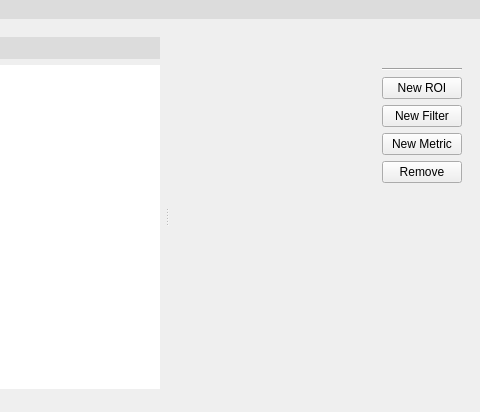
Before: the Qt Designer form gui/ui_files/mainwindow.ui in OSUDSL/pydre, drawn with Qt 5; both pictures show x 220 to 700 and y 0 to 412 of the 700 by 412 pixel window.
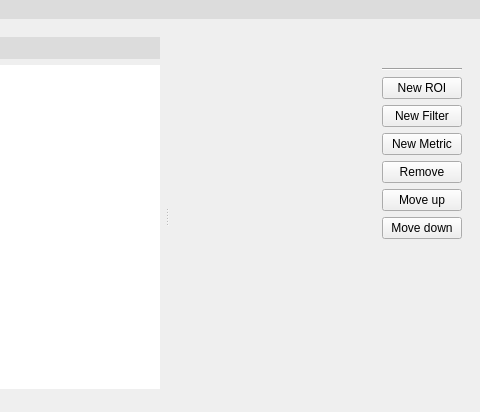
After: the same form once the commit is applied. The open tabs and pages were chosen to show the change. Icons and pictures are not drawn.

Commit message: Added buttons to move items in the project tree up/down

Patch:
```diff
--- a/gui/ui_files/mainwindow.ui
+++ b/gui/ui_files/mainwindow.ui
@@ -337,6 +337,20 @@
                  </property>
                 </widget>
                </item>
+               <item>
+                <widget class="QPushButton" name="move_up_btn">
+                 <property name="text">
+                  <string>Move up</string>
+                 </property>
+                </widget>
+               </item>
+               <item>
+                <widget class="QPushButton" name="move_down_btn">
+                 <property name="text">
+                  <string>Move down</string>
+                 </property>
+                </widget>
+               </item>
                <item>
                 <spacer name="verticalSpacer_2">
                  <property name="orientation">
```
Left out of the diff: 6 changed lines with no effect on the pictures.
